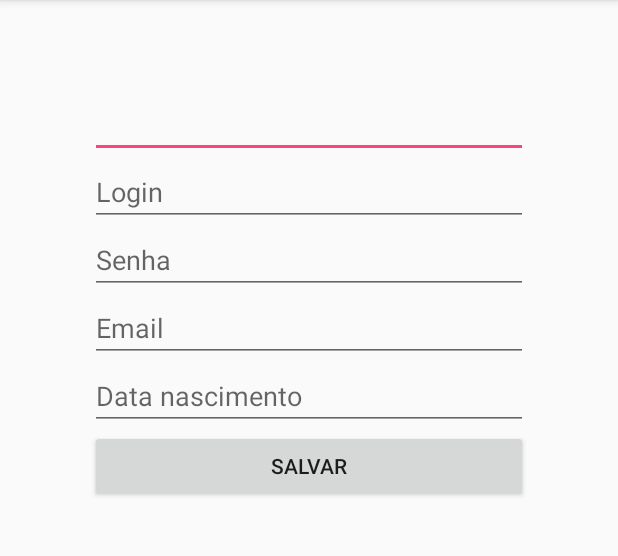
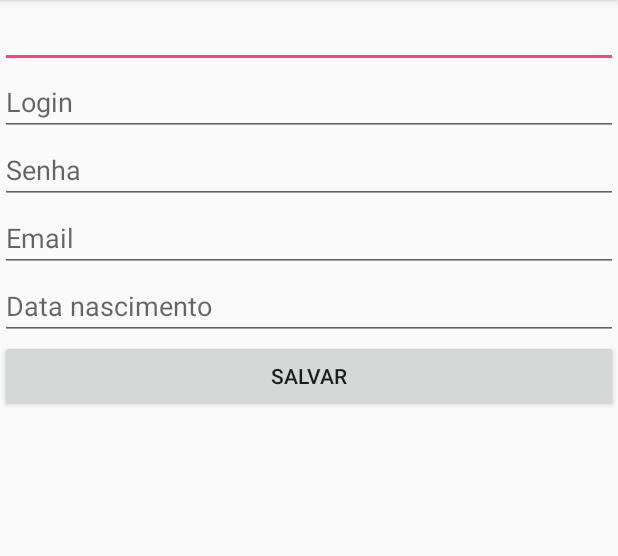
Before and after one commit to ana29/Android, an Android app: the screen it shows after launch (MainActivity), on a phone screen of 412 x 824 dp, the part 84-640 px from its top. Run offline under Robolectric (Android 15) with nearby library versions, the phone set to English and light mode, and no system bars.

Commit message:
tudo RELATIVAMENTE  desbugado :/

```diff
--- a/UserFormAppAula04/app/src/main/java/com/example/huawei/userformappaula04/MainActivity.java
+++ b/UserFormAppAula04/app/src/main/java/com/example/huawei/userformappaula04/MainActivity.java
@@ -20,16 +20,13 @@ public class MainActivity extends AppCompatActivity implements  UserFormFragment
         super.onCreate(savedInstanceState);
         setContentView(R.layout.activity_main);
 
-//        FragmentManager fm = getFragmentManager();
-//        FragmentTransaction fragmentTransaction = fm.beginTransaction();
-//        fragmentTransaction.replace(FRAGMENT_USER_DETAIL, new UserFormFragment());
-//        fragmentTransaction.commit();
+
         getFragmentManager().beginTransaction().replace(R.id.form_fragment,
                 UserFormFragment.newInstance(), FRAGMENT_USER_EDIT).commit();
 
 
         if(isTablet()) {
-            getSupportFragmentManager().beginTransaction().replace(R.id.form_fragment,
+            getFragmentManager().beginTransaction().replace(R.id.form_fragment,
                     UserDetailFragment.newInstance(), FRAGMENT_USER_DETAIL).commit();
         }
 
@@ -52,7 +49,7 @@ public class MainActivity extends AppCompatActivity implements  UserFormFragment
 
             UserDetailFragment fragment = UserDetailFragment.newInstance(user);
 
-            getSupportFragmentManager().beginTransaction()
+            getFragmentManager().beginTransaction()
                     .replace(R.id.form_fragment, fragment)
                     .addToBackStack(null)
                     .commit();
--- a/UserFormAppAula04/app/src/main/java/com/example/huawei/userformappaula04/UserDetailFragment.java
+++ b/UserFormAppAula04/app/src/main/java/com/example/huawei/userformappaula04/UserDetailFragment.java
@@ -1,8 +1,9 @@
 package com.example.huawei.userformappaula04;
 
+import android.app.Fragment;
 import android.os.Bundle;
 import android.support.annotation.Nullable;
-import android.support.v4.app.Fragment;
+
 import android.util.Log;
 import android.view.LayoutInflater;
 import android.view.View;
--- a/UserFormAppAula04/app/src/main/res/layout-land/form_user.xml
+++ b/UserFormAppAula04/app/src/main/res/layout-land/form_user.xml
@@ -15,42 +15,51 @@
         <TextView
             android:layout_width="wrap_content"
             android:layout_height="wrap_content"
-    android:padding="@dimen/defalt_padding"
             android:text="@string/cadastro_de_usuario"
             android:layout_gravity="center_horizontal"
-    style="style/Teste.DefaultTitle"/>
+            />
+
         <EditText
             android:layout_width="match_parent"
             android:layout_height="wrap_content"
             tools:text="@string/type_your_name"
-    android:inputType="textCapSentences" />
+            android:inputType="textCapSentences"
+            android:id="@+id/name"
+            style="style/Teste.DefaultTitle"/>
 
         <EditText
             android:layout_width="match_parent"
             android:layout_height="wrap_content"
             android:hint="@string/login"
-    android:inputType="text"/>
+            android:inputType="text"
+            android:id="@+id/login"/>
         <EditText
             android:layout_width="match_parent"
             android:layout_height="wrap_content"
             android:hint="@string/password"
-    android:inputType="textPassword"/>
+            android:inputType="textPassword"
+            android:id="@+id/password"/>
 
         <EditText
             android:layout_width="match_parent"
             android:layout_height="wrap_content"
             android:hint="@string/email"
-    android:inputType="textEmailAddress"/>
+            android:inputType="textEmailAddress"
+            android:id="@+id/email"/>
 
         <EditText
             android:layout_width="match_parent"
             android:layout_height="wrap_content"
             android:hint="@string/birthdate"
-    android:inputType="date"/>
+            android:inputType="date"
+            android:id="@+id/birthday" />
+
         <Button
             android:layout_width="match_parent"
             android:layout_height="wrap_content"
-    android:text="@string/save"/>
+            android:text="@string/save"
+            android:id="@+id/save"/>
+
 
     </LinearLayout>
 </ScrollView>
--- a/UserFormAppAula04/app/src/main/res/layout-large-land/activity_main.xml
+++ b/UserFormAppAula04/app/src/main/res/layout-large-land/activity_main.xml
@@ -3,7 +3,6 @@
     android:orientation="horizontal"
     android:layout_width="match_parent"
     android:layout_height="match_parent"
-    android:padding="@dimen/defalt_padding"
     android:weightSum="10">
 
    <FrameLayout
--- a/UserFormAppAula04/app/src/main/res/layout/activity_main.xml
+++ b/UserFormAppAula04/app/src/main/res/layout/activity_main.xml
@@ -3,8 +3,7 @@
     xmlns:tools="http://schemas.android.com/tools"
     android:orientation="vertical"
     android:layout_width="match_parent"
-    android:layout_height="match_parent"
-    android:padding="@dimen/defalt_padding">
+    android:layout_height="match_parent">
 
    <FrameLayout
 
--- a/UserFormAppAula04/app/src/main/res/layout/form_user.xml
+++ b/UserFormAppAula04/app/src/main/res/layout/form_user.xml
@@ -11,7 +11,8 @@
         android:layout_height="wrap_content"
         tools:text="@string/type_your_name"
         android:inputType="textCapSentences"
-        android:id="@+id/name"/>
+        android:id="@+id/name"
+        style="style/Teste.DefaultTitle"/>
 
     <EditText
         android:layout_width="match_parent"
--- a/UserFormAppAula04/app/src/main/res/values/dimens.xml
+++ b/UserFormAppAula04/app/src/main/res/values/dimens.xml
@@ -1,5 +1,6 @@
 <?xml version="1.0" encoding="utf-8"?>
 <resources>
-    <dimen name="defalt_padding">60dp</dimen>
-    <dimen name="defalt_title_size">22dp</dimen>
+    <dimen name="default_padding">16dp</dimen>
+    <dimen name="label_text_size">16sp</dimen>
+    <dimen name="default_list_item_padding">5dp</dimen>
 </resources>
```
Lines whose indentation alone changed are shown as unchanged.
